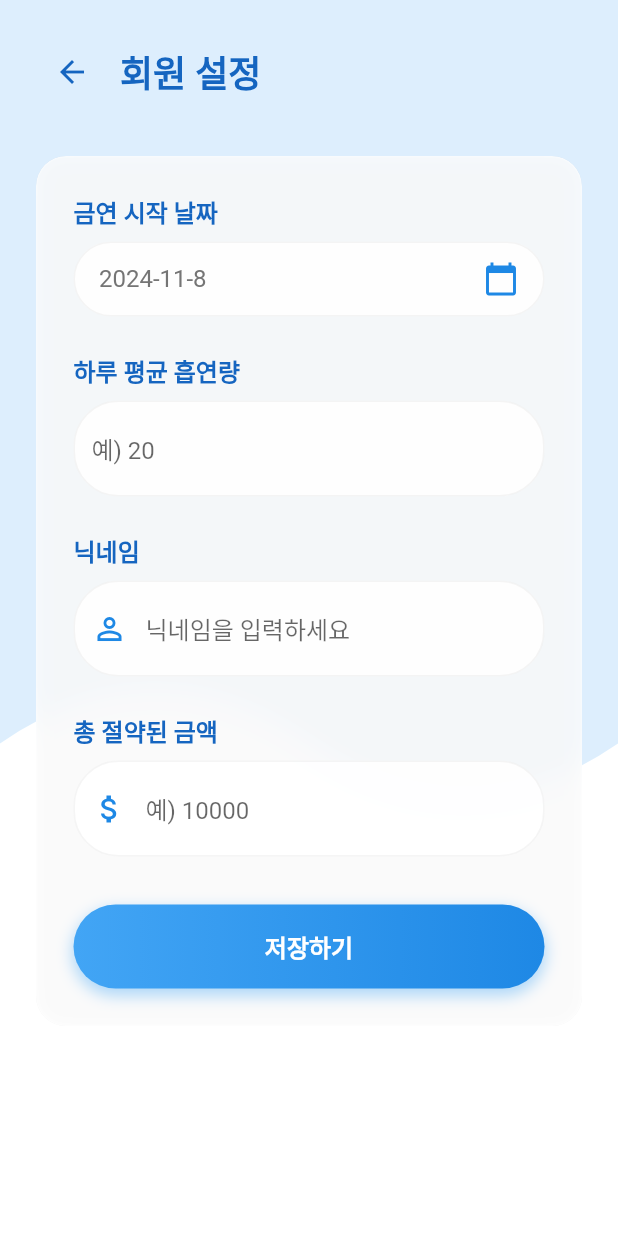
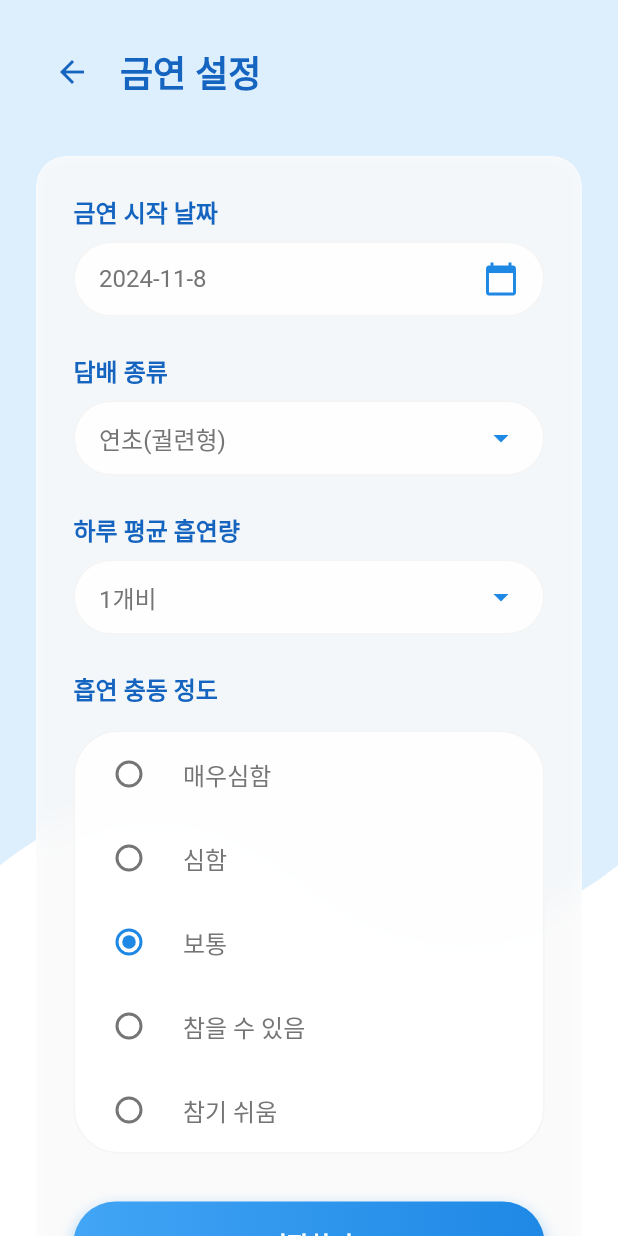
Before and after one commit to Mseunghwan/flutter-noSmoke, a Flutter app: the UserSettingsPage screen opened directly with empty values, on a phone screen of 412 x 824 dp. Run offline on Flutter 3.47's test engine with Material 2 defaults, Android fonts, the light colour scheme and no system bars; our stand-ins replace cloud_firestore, firebase_auth, firebase_core; accounts and stored records are empty.

Commit message:
유저 세팅 수정

```diff
--- a/lib/screens/UserSettingPage.dart
+++ b/lib/screens/UserSettingPage.dart
@@ -1,6 +1,7 @@
 import 'package:flutter/material.dart';
 import 'package:cloud_firestore/cloud_firestore.dart';
 import 'dart:ui';
+import 'package:stop_smoke/main.dart'; // HomePage import 추가
 
 class UserSettingsPage extends StatefulWidget {
   final String email;
@@ -13,15 +14,17 @@ class UserSettingsPage extends StatefulWidget {
 
 class _UserSettingsPageState extends State<UserSettingsPage> {
   late DateTime _startDate;
-  late int _dailySmoking;
-  String _nickname = '';
-  double _totalMoneySaved = 0;
+  String _selectedTobaccoType = '연초(궐련형)';
+  int _dailySmoking = 1;
+  String _addictionLevel = '보통';
+
+  final List<String> _tobaccoTypes = ['연초(궐련형)', '전자담배', '기타'];
+  final List<String> _addictionLevels = ['매우심함', '심함', '보통', '참을 수 있음', '참기 쉬움'];
 
   @override
   void initState() {
     super.initState();
-    _startDate = DateTime.now();
-    _dailySmoking = 0;
+    _startDate = DateTime.now(); // 기본값을 오늘로 설정
   }
 
   @override
@@ -67,7 +70,7 @@ class _UserSettingsPageState extends State<UserSettingsPage> {
         ),
         const SizedBox(width: 8),
         Text(
-          '회원 설정',
+          '금연 설정',
           style: TextStyle(
             fontSize: 24,
             fontWeight: FontWeight.bold,
@@ -104,11 +107,11 @@ class _UserSettingsPageState extends State<UserSettingsPage> {
             children: [
               _buildDatePicker(),
               const SizedBox(height: 24),
-              _buildDailySmokingInput(),
+              _buildTobaccoTypeSelector(),
               const SizedBox(height: 24),
-              _buildNicknameInput(),
+              _buildDailySmokingSelector(),
               const SizedBox(height: 24),
-              _buildTotalMoneySavedInput(),
+              _buildAddictionLevelSelector(),
               const SizedBox(height: 32),
               _buildSaveButton(),
             ],
@@ -136,8 +139,8 @@ class _UserSettingsPageState extends State<UserSettingsPage> {
             final DateTime? picked = await showDatePicker(
               context: context,
               initialDate: _startDate,
-              firstDate: DateTime(2000),
-              lastDate: DateTime.now(),
+              firstDate: DateTime.now(), // 오늘 날짜부터 선택 가능
+              lastDate: DateTime(2101), // 최대 선택 가능 날짜
               builder: (context, child) {
                 return Theme(
                   data: Theme.of(context).copyWith(
@@ -184,7 +187,55 @@ class _UserSettingsPageState extends State<UserSettingsPage> {
     );
   }
 
-  Widget _buildDailySmokingInput() {
+  Widget _buildTobaccoTypeSelector() {
+    return Column(
+      crossAxisAlignment: CrossAxisAlignment.start,
+      children: [
+        Text(
+          '담배 종류',
+          style: TextStyle(
+            fontSize: 16,
+            fontWeight: FontWeight.bold,
+            color: Colors.blue[800],
+          ),
+        ),
+        const SizedBox(height: 8),
+        Container(
+          padding: EdgeInsets.symmetric(horizontal: 16),
+          decoration: BoxDecoration(
+            color: Colors.white.withOpacity(0.9),
+            borderRadius: BorderRadius.circular(30),
+            border: Border.all(color: Colors.grey.withOpacity(0.1)),
+          ),
+          child: DropdownButtonHideUnderline(
+            child: DropdownButton<String>(
+              value: _selectedTobaccoType,
+              isExpanded: true,
+              icon: Icon(Icons.arrow_drop_down, color: Colors.blue[600]),
+              items: _tobaccoTypes.map((String type) {
+                return DropdownMenuItem<String>(
+                  value: type,
+                  child: Text(
+                    type,
+                    style: TextStyle(color: Colors.grey[600]),
+                  ),
+                );
+              }).toList(),
+              onChanged: (String? newValue) {
+                if (newValue != null) {
+                  setState(() {
+                    _selectedTobaccoType = newValue;
+                  });
+                }
+              },
+            ),
+          ),
+        ),
+      ],
+    );
+  }
+
+  Widget _buildDailySmokingSelector() {
     return Column(
       crossAxisAlignment: CrossAxisAlignment.start,
       children: [
@@ -197,119 +248,83 @@ class _UserSettingsPageState extends State<UserSettingsPage> {
           ),
         ),
         const SizedBox(height: 8),
-        TextField(
-          keyboardType: TextInputType.number,
-          decoration: InputDecoration(
-            hintText: '예) 20',
-            suffixText: '개비',
-            suffixStyle: TextStyle(color: Colors.grey[600]),
-            filled: true,
-            fillColor: Colors.white.withOpacity(0.9),
-            border: OutlineInputBorder(
+        Container(
+          padding: EdgeInsets.symmetric(horizontal: 16),
+          decoration: BoxDecoration(
+            color: Colors.white.withOpacity(0.9),
             borderRadius: BorderRadius.circular(30),
-              borderSide: BorderSide.none,
+            border: Border.all(color: Colors.grey.withOpacity(0.1)),
           ),
-            enabledBorder: OutlineInputBorder(
-              borderRadius: BorderRadius.circular(30),
-              borderSide: BorderSide(color: Colors.grey.withOpacity(0.1)),
+          child: DropdownButtonHideUnderline(
+            child: DropdownButton<int>(
+              value: _dailySmoking,
+              isExpanded: true,
+              icon: Icon(Icons.arrow_drop_down, color: Colors.blue[600]),
+              items: List.generate(30, (index) => index + 1).map((int value) {
+                return DropdownMenuItem<int>(
+                  value: value,
+                  child: Text(
+                    '$value개비',
+                    style: TextStyle(color: Colors.grey[600]),
                   ),
-            focusedBorder: OutlineInputBorder(
-              borderRadius: BorderRadius.circular(30),
-              borderSide: BorderSide(color: Colors.blue[600]!),
+                );
+              }).toList(),
+              onChanged: (int? newValue) {
+                if (newValue != null) {
+                  setState(() {
+                    _dailySmoking = newValue;
+                  });
+                }
+              },
             ),
           ),
-          onChanged: (value) {
-            setState(() {
-              _dailySmoking = int.tryParse(value) ?? 0;
-            });
-          },
         ),
       ],
     );
   }
 
-  Widget _buildNicknameInput() {
+  Widget _buildAddictionLevelSelector() {
     return Column(
       crossAxisAlignment: CrossAxisAlignment.start,
       children: [
         Text(
-          '닉네임',
+          '흡연 충동 정도',
           style: TextStyle(
             fontSize: 16,
             fontWeight: FontWeight.bold,
             color: Colors.blue[800],
           ),
         ),
-        const SizedBox(height: 8),
-        TextField(
-          decoration: InputDecoration(
-            hintText: '닉네임을 입력하세요',
-            prefixIcon: Icon(Icons.person_outline, color: Colors.blue[600]),
-            filled: true,
-            fillColor: Colors.white.withOpacity(0.9),
-            border: OutlineInputBorder(
+        const SizedBox(height: 16),
+        Container(
+          decoration: BoxDecoration(
+            color: Colors.white.withOpacity(0.9),
             borderRadius: BorderRadius.circular(30),
-              borderSide: BorderSide.none,
+            border: Border.all(color: Colors.grey.withOpacity(0.1)),
           ),
-            enabledBorder: OutlineInputBorder(
-              borderRadius: BorderRadius.circular(30),
-              borderSide: BorderSide(color: Colors.grey.withOpacity(0.1)),
-            ),
-            focusedBorder: OutlineInputBorder(
-              borderRadius: BorderRadius.circular(30),
-              borderSide: BorderSide(color: Colors.blue[600]!),
+          child: Column(
+            children: _addictionLevels.map((level) {
+              return RadioListTile<String>(
+                title: Text(
+                  level,
+                  style: TextStyle(
+                    color: Colors.grey[600],
+                    fontSize: 16,
                   ),
                 ),
-          onChanged: (value) {
+                value: level,
+                groupValue: _addictionLevel,
+                activeColor: Colors.blue[600],
+                onChanged: (String? value) {
+                  if (value != null) {
                     setState(() {
-              _nickname = value;
+                      _addictionLevel = value;
                     });
+                  }
                 },
+              );
+            }).toList(),
           ),
-      ],
-    );
-  }
-
-  Widget _buildTotalMoneySavedInput() {
-    return Column(
-      crossAxisAlignment: CrossAxisAlignment.start,
-      children: [
-        Text(
-          '총 절약된 금액',
-          style: TextStyle(
-            fontSize: 16,
-            fontWeight: FontWeight.bold,
-            color: Colors.blue[800],
-          ),
-        ),
-        const SizedBox(height: 8),
-        TextField(
-          keyboardType: TextInputType.number,
-          decoration: InputDecoration(
-            hintText: '예) 10000',
-            prefixIcon: Icon(Icons.attach_money, color: Colors.blue[600]),
-            suffixText: '원',
-            suffixStyle: TextStyle(color: Colors.grey[600]),
-            filled: true,
-            fillColor: Colors.white.withOpacity(0.9),
-            border: OutlineInputBorder(
-              borderRadius: BorderRadius.circular(30),
-              borderSide: BorderSide.none,
-            ),
-            enabledBorder: OutlineInputBorder(
-              borderRadius: BorderRadius.circular(30),
-              borderSide: BorderSide(color: Colors.grey.withOpacity(0.1)),
-            ),
-            focusedBorder: OutlineInputBorder(
-              borderRadius: BorderRadius.circular(30),
-              borderSide: BorderSide(color: Colors.blue[600]!),
-            ),
-          ),
-          onChanged: (value) {
-            setState(() {
-              _totalMoneySaved = double.tryParse(value) ?? 0;
-            });
-          },
         ),
       ],
     );
@@ -358,16 +373,22 @@ class _UserSettingsPageState extends State<UserSettingsPage> {
     try {
       await FirebaseFirestore.instance.collection('users').add({
         'email': widget.email,
-        'nickname': _nickname,
         'start_date': Timestamp.fromDate(_startDate),
+        'cigarette': _selectedTobaccoType, // 담배 종류 저장
         'daily_smoking_amount': _dailySmoking,
-        'total_money_saved': _totalMoneySaved,
+        'addiction_level': _addictionLevel,
       });
       ScaffoldMessenger.of(context).showSnackBar(
         SnackBar(
-          content: Text('사용자 정보가 저장되었습니다.'),
+          content: Text('금연 설정이 저장되었습니다.'),
           backgroundColor: Colors.blue[600],
         ),
+      );
+
+      // HomePage로 이동
+      Navigator.pushReplacement(
+        context,
+        MaterialPageRoute(builder: (context) => HomePage()), // HomePage로 이동
       );
     } catch (e) {
       ScaffoldMessenger.of(context).showSnackBar(
```
Lines whose indentation alone changed are shown as unchanged.
